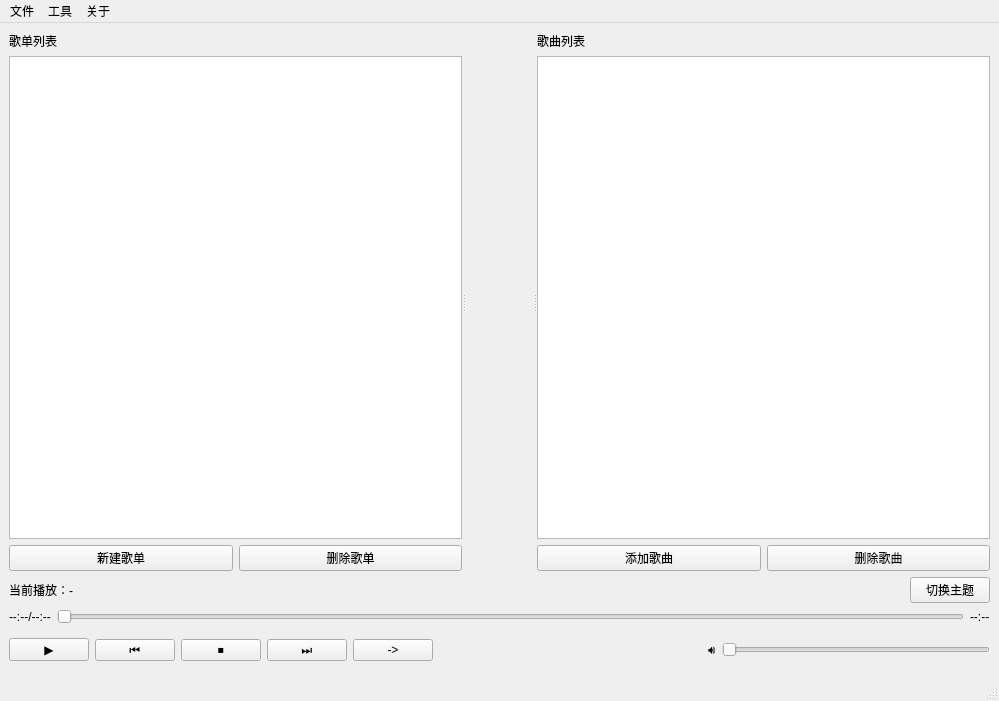
Before: the Qt Designer form ui/main_window.ui in shicj0927/EasyMusicPlus, drawn with Qt 5.
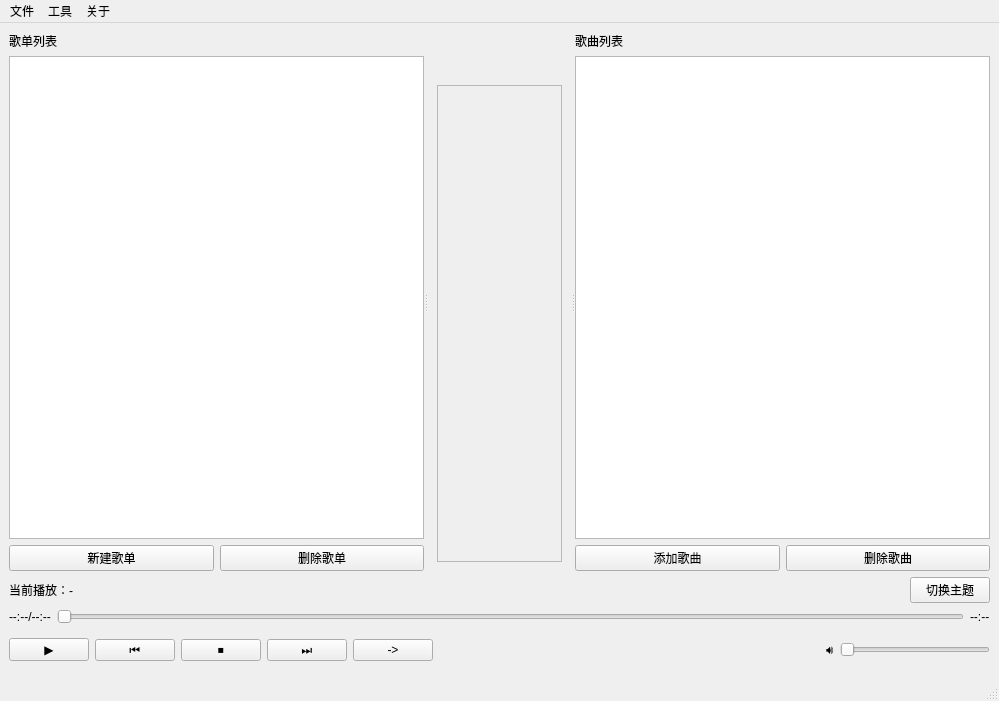
After: the same form once the commit is applied.

Diff of the .ui file:
```diff
--- a/ui/main_window.ui
+++ b/ui/main_window.ui
@@ -67,21 +67,14 @@
        </widget>
        <widget class="QWidget" name="qWidget_song">
         <layout class="QVBoxLayout" name="verticalLayout">
-         <item>
-          <spacer name="verticalSpacer_2">
-           <property name="orientation">
-            <enum>Qt::Vertical</enum>
-           </property>
-           <property name="sizeHint" stdset="0">
-            <size>
-             <width>20</width>
-             <height>40</height>
-            </size>
-           </property>
-          </spacer>
-         </item>
          <item>
           <widget class="QLabel" name="qLabel_lyricAreaSongname">
+           <property name="sizePolicy">
+            <sizepolicy hsizetype="Preferred" vsizetype="Fixed">
+             <horstretch>0</horstretch>
+             <verstretch>0</verstretch>
+            </sizepolicy>
+           </property>
            <property name="font">
             <font>
              <pointsize>25</pointsize>
@@ -96,33 +89,22 @@
           </widget>
          </item>
          <item>
-          <widget class="QLabel" name="qLabel_lyric">
-           <property name="font">
-            <font>
-             <pointsize>15</pointsize>
-            </font>
+          <widget class="QScrollArea" name="qScrollArea_lyrics">
+           <property name="widgetResizable">
+            <bool>true</bool>
            </property>
-           <property name="text">
-            <string/>
-           </property>
-           <property name="alignment">
-            <set>Qt::AlignCenter</set>
-           </property>
+           <widget class="QWidget" name="scrollAreaWidgetContents">
+            <property name="geometry">
+             <rect>
+              <x>0</x>
+              <y>0</y>
+              <width>68</width>
+              <height>456</height>
+             </rect>
+            </property>
+           </widget>
           </widget>
          </item>
-         <item>
-          <spacer name="verticalSpacer">
-           <property name="orientation">
-            <enum>Qt::Vertical</enum>
-           </property>
-           <property name="sizeHint" stdset="0">
-            <size>
-             <width>20</width>
-             <height>40</height>
-            </size>
-           </property>
-          </spacer>
-         </item>
         </layout>
        </widget>
       </widget>
@@ -275,6 +257,18 @@
       </item>
       <item>
        <widget class="QSlider" name="qSlider_soundBar">
+        <property name="sizePolicy">
+         <sizepolicy hsizetype="Fixed" vsizetype="Fixed">
+          <horstretch>0</horstretch>
+          <verstretch>0</verstretch>
+         </sizepolicy>
+        </property>
+        <property name="minimumSize">
+         <size>
+          <width>150</width>
+          <height>0</height>
+         </size>
+        </property>
         <property name="orientation">
          <enum>Qt::Horizontal</enum>
         </property>
```
